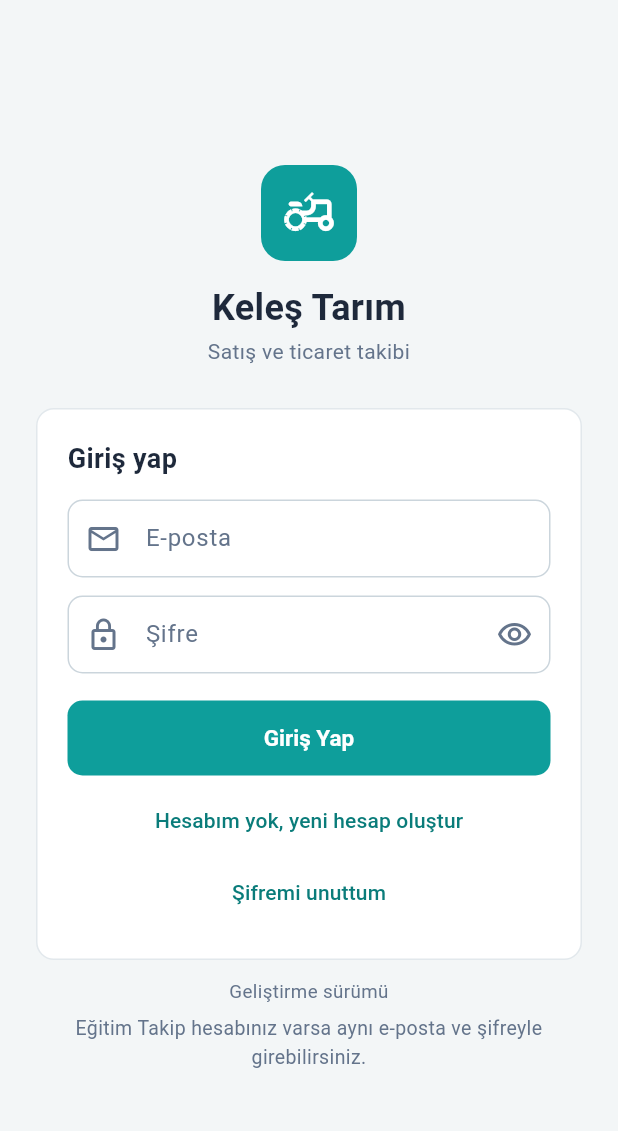
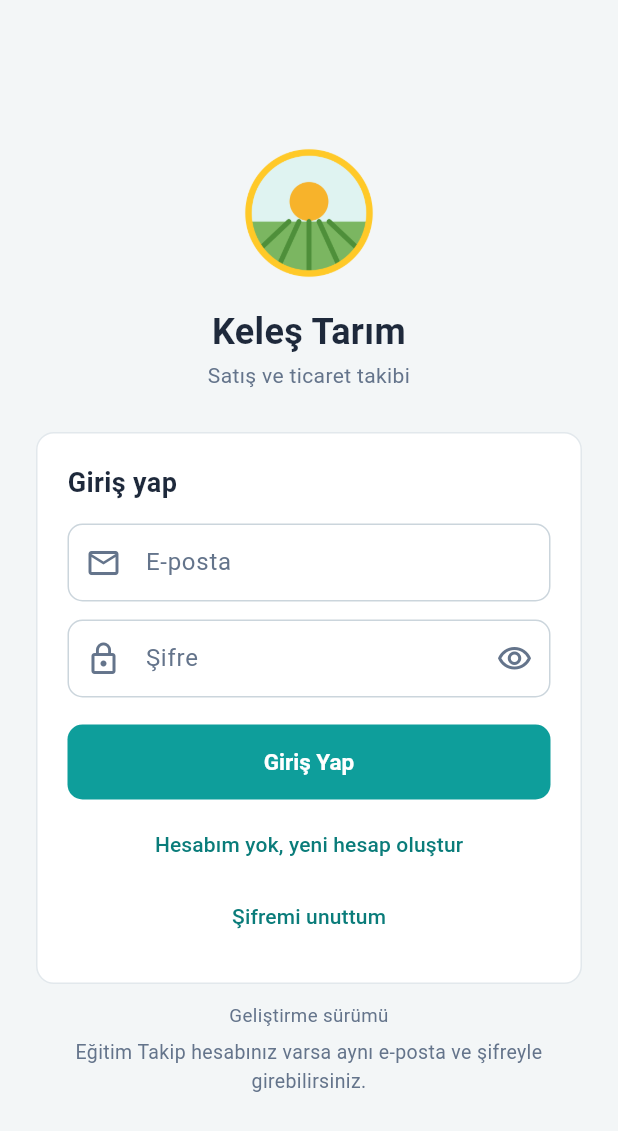
Before and after one commit to ramazankcbss-alt/Keles-satis, a Flutter app: the screen it shows after launch, on a phone screen of 412 x 824 dp. Shown: the top 1131 px of the screen. Run offline on Flutter 3.47's test engine with Material 3 defaults, Android fonts, the phone set to English and light mode, and no system bars; our stand-ins replace cloud_firestore, firebase_auth, firebase_core, flutter_local_notifications, share_plus, shared_preferences; missing offline and left inert: ota_update, workmanager; accounts and stored records are empty; statements that could not run were skipped.

Commit message:
Yeni logo: Keleş Tarım tarla amblemi
- Uygulama simgesi (Android 8+ için uyarlanabilir simge, yeşil zemin)
- Giriş ekranında, ana sayfa ve saha ekranının başlığında amblem
- Kaynak çizim: ci/ikon/amblem.svg

Co-Authored-By: Claude Opus 5.5 <noreply@anthropic.com>
Claude-Session: https://claude.ai/code/session_01EDDwYZJyNMaKu7PzNtoVr7

```diff
--- a/lib/ekranlar/giris.dart
+++ b/lib/ekranlar/giris.dart
@@ -83,16 +83,8 @@ class _GirisEkraniState extends State<GirisEkrani> {
                   crossAxisAlignment: CrossAxisAlignment.stretch,
                   children: [
                     Center(
-                      child: Container(
-                        width: 64,
-                        height: 64,
-                        decoration: BoxDecoration(
-                          color: Renk.ana,
-                          borderRadius: BorderRadius.circular(16),
-                        ),
-                        child: const Icon(Icons.agriculture_outlined,
-                            color: Colors.white, size: 36),
-                      ),
+                      child: Image.asset('assets/logo.png',
+                          width: 96, height: 96),
                     ),
                     const SizedBox(height: 14),
                     const Text('Keleş Tarım',
--- a/lib/ekranlar/saha.dart
+++ b/lib/ekranlar/saha.dart
@@ -110,6 +110,11 @@ class _SahaKabukState extends State<SahaKabuk> {
         return Scaffold(
           appBar: AppBar(
             toolbarHeight: 64,
+            leading: Padding(
+              padding: const EdgeInsets.only(left: 12),
+              child: Image.asset('assets/logo.png', width: 40, height: 40),
+            ),
+            leadingWidth: 56,
             title: Column(
               crossAxisAlignment: CrossAxisAlignment.start,
               children: [
--- a/pubspec.yaml
+++ b/pubspec.yaml
@@ -30,3 +30,5 @@ dev_dependencies:
 
 flutter:
   uses-material-design: true
+  assets:
+    - assets/logo.png
```
Also changed, not shown: lib/ekranlar/ana.dart (+1 -9 lines), assets/logo.png (added), ci/ikon/amblem.svg (added), ci/ikon/mipmap-hdpi/ic_launcher.png (added), ci/ikon/mipmap-hdpi/ic_launcher_foreground.png (added), ci/ikon/mipmap-mdpi/ic_launcher.png (added), ci/ikon/mipmap-mdpi/ic_launcher_foreground.png (added), ci/ikon/mipmap-xhdpi/ic_launcher.png (added), ci/ikon/mipmap-xhdpi/ic_launcher_foreground.png (added), ci/ikon/mipmap-xxhdpi/ic_launcher.png (added), ci/ikon/mipmap-xxhdpi/ic_launcher_foreground.png (added), ci/ikon/mipmap-xxxhdpi/ic_launcher.png (added), ci/ikon/mipmap-xxxhdpi/ic_launcher_foreground.png (added), 1 other file.
